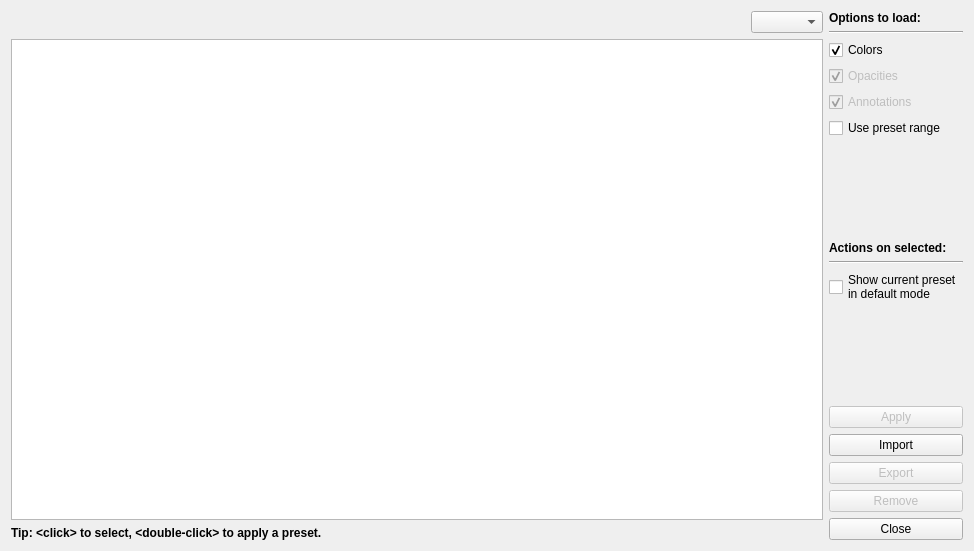
First picture: the form in Qt/Components/Resources/UI/pqPresetDialog.ui, repository Kitware/ParaView, before the edit.
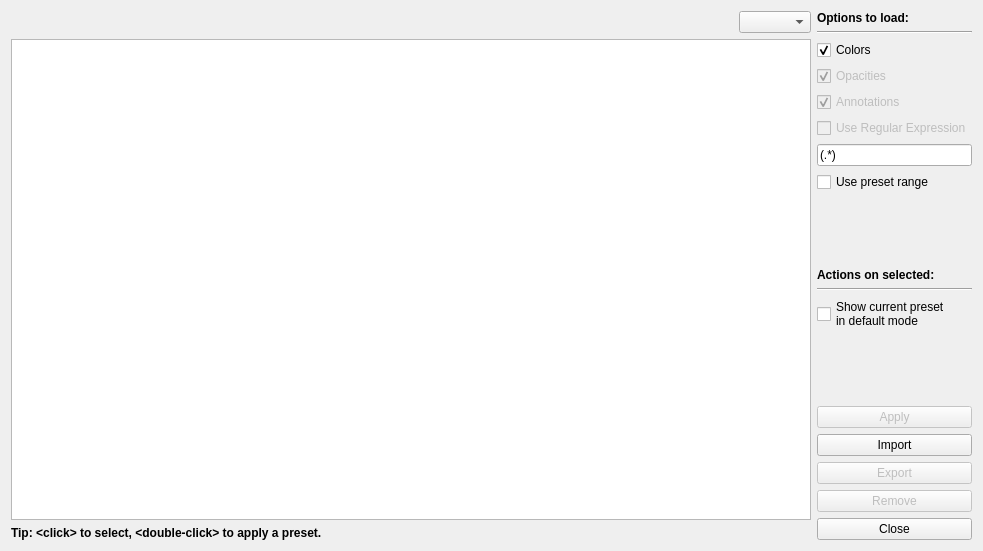
Second picture: the form after the edit. Custom widgets are drawn as their Qt base class.

Commit message:
Update Series Preset to use a regexp matching
This regexp will be applied to seriesName and preset value.
If any, first matching group is used, otherwise whole matching.

This regexp will be applied to seriesName and preset value. If any, first matching group is used, otherwise whole matching.
E.g. series name is `y1 <custom>`, preset have `y1 <generic>` and `z1 <custom>`.
Then with the regexp `(.*) <.*>` the `y1 <custom>` series will match with `y1 <generic>`, whereas with `.* (<custom>)` it will match with `z1 <custom>`

What changed in the file:
```diff
--- a/Qt/Components/Resources/UI/pqPresetDialog.ui
+++ b/Qt/Components/Resources/UI/pqPresetDialog.ui
@@ -116,6 +116,41 @@
        </property>
       </widget>
      </item>
+     <item>
+      <widget class="QCheckBox" name="useRegexp">
+       <property name="enabled">
+        <bool>false</bool>
+       </property>
+       <property name="toolTip">
+        <string>Check to use following regexp when loading annotations from the selected preset.</string>
+       </property>
+       <property name="text">
+        <string>Use Regular Expression</string>
+       </property>
+       <property name="checked">
+        <bool>false</bool>
+       </property>
+       <property name="visible">
+        <bool>false</bool>
+       </property>
+      </widget>
+     </item>
+     <item>
+      <widget class="QLineEdit" name="regexpLine">
+       <property name="toolTip">
+         <string>&lt;html&gt;&lt;head/&gt;&lt;body&gt;&lt;p&gt;This regexp will be applied to seriesName and preset value. If any, first matching group is used, otherwise whole matching. &lt;/p&gt;
+           E.g. series name is `y1 &#x02d3;custom&#x02d2;`, preset have `y1 &#x02d3;generic&#x02d2;` and `z1 &#x02d3;custom&#x02d2;`. Then with the regexp `(.*) &#x02d3;.*&#x02d2;` the `y1 &#x02d3;custom&#x02d2;` series will match with `y1 &#x02d3;generic&#x02d2;`, whereas with `.* (&#x02d3;custom&#x02d2;)` it will match with `z1 &#x02d3;custom&#x02d2;`.
+           &lt;/p&gt;&lt;/body&gt;&lt;/html&gt;
+       </string>
+       </property>
+       <property name="text">
+        <string>(.*)</string>
+       </property>
+       <property name="visible">
+        <bool>false</bool>
+       </property>
+      </widget>
+     </item>
      <item>
       <widget class="QCheckBox" name="usePresetRange">
        <property name="toolTip">
```
The commit also changes 15 other files.
